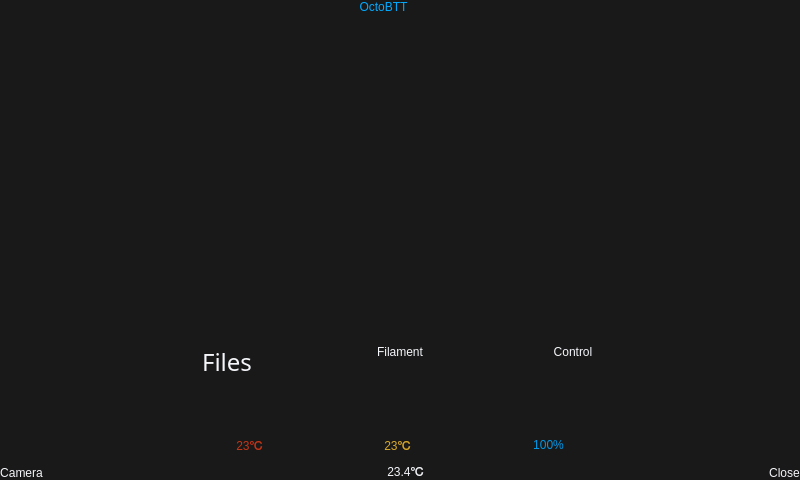
This is mainwindow.ui in bigtreetech/OctoBTT as Qt 5 draws it before an edit. The edited form follows.
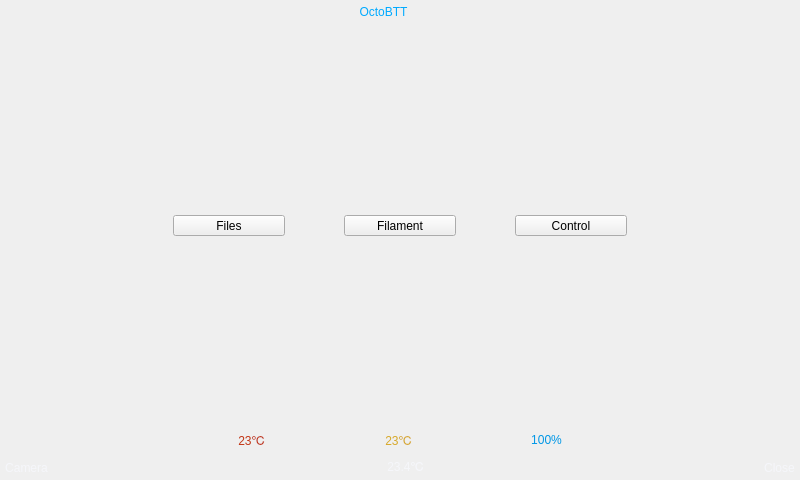
This is the edited form. Icons and pictures are not drawn.

```diff
--- a/mainwindow.ui
+++ b/mainwindow.ui
@@ -26,9 +26,6 @@
    <iconset resource="assets.qrc">
     <normaloff>:/assets/icon/BTT_Duck.svg</normaloff>:/assets/icon/BTT_Duck.svg</iconset>
   </property>
-  <property name="styleSheet">
-   <string notr="true">background-color:rgb(25, 25, 25);</string>
-  </property>
   <widget class="QWidget" name="centralwidget">
    <property name="sizePolicy">
     <sizepolicy hsizetype="Fixed" vsizetype="Fixed">
@@ -38,16 +35,16 @@
    </property>
    <layout class="QVBoxLayout" name="verticalLayout">
     <property name="leftMargin">
-     <number>0</number>
+     <number>5</number>
     </property>
     <property name="topMargin">
-     <number>0</number>
+     <number>5</number>
     </property>
     <property name="rightMargin">
-     <number>0</number>
+     <number>5</number>
     </property>
     <property name="bottomMargin">
-     <number>0</number>
+     <number>5</number>
     </property>
     <item>
      <layout class="QVBoxLayout" name="verticalLayout_2" stretch="3,18,2,1">
@@ -189,7 +186,7 @@
          </spacer>
         </item>
         <item>
-         <layout class="QVBoxLayout" name="verticalLayout_3">
+         <layout class="QVBoxLayout" name="verticalLayout_3" stretch="1,0,1">
           <property name="spacing">
            <number>0</number>
           </property>
@@ -199,44 +196,20 @@
              <enum>Qt::Vertical</enum>
             </property>
             <property name="sizeType">
-             <enum>QSizePolicy::Fixed</enum>
+             <enum>QSizePolicy::Preferred</enum>
             </property>
             <property name="sizeHint" stdset="0">
              <size>
               <width>10</width>
-              <height>40</height>
+              <height>60</height>
              </size>
             </property>
            </spacer>
           </item>
           <item>
-           <widget class="QWidget" name="gridWidget" native="true">
+           <widget class="QToolButton" name="Btn_FS">
             <property name="sizePolicy">
-             <sizepolicy hsizetype="Expanding" vsizetype="Expanding">
-              <horstretch>0</horstretch>
-              <verstretch>0</verstretch>
-             </sizepolicy>
-            </property>
-            <layout class="QVBoxLayout" name="verticalLayout_6" stretch="6,1">
-             <property name="spacing">
-              <number>0</number>
-             </property>
-             <property name="leftMargin">
-              <number>0</number>
-             </property>
-             <property name="topMargin">
-              <number>0</number>
-             </property>
-             <property name="rightMargin">
-              <number>0</number>
-             </property>
-             <property name="bottomMargin">
-              <number>0</number>
-             </property>
-             <item>
-              <widget class="QPushButton" name="Btn_FS">
-               <property name="sizePolicy">
-                <sizepolicy hsizetype="Expanding" vsizetype="Expanding">
+             <sizepolicy hsizetype="Expanding" vsizetype="MinimumExpanding">
                  <horstretch>0</horstretch>
                  <verstretch>0</verstretch>
                 </sizepolicy>
@@ -253,65 +226,24 @@
                <property name="contextMenuPolicy">
                 <enum>Qt::NoContextMenu</enum>
                </property>
-               <property name="styleSheet">
-                <string notr="true">border:none;</string>
-               </property>
-               <property name="text">
-                <string/>
-               </property>
-               <property name="icon">
-                <iconset resource="assets.qrc">
-                 <normaloff>:/assets/wenjian.svg</normaloff>:/assets/wenjian.svg</iconset>
-               </property>
-               <property name="iconSize">
-                <size>
-                 <width>96</width>
-                 <height>96</height>
-                </size>
-               </property>
-              </widget>
-             </item>
-             <item alignment="Qt::AlignTop">
-              <widget class="QPushButton" name="Btn_FS_B">
-               <property name="sizePolicy">
-                <sizepolicy hsizetype="Expanding" vsizetype="Expanding">
-                 <horstretch>0</horstretch>
-                 <verstretch>0</verstretch>
-                </sizepolicy>
-               </property>
-               <property name="font">
-                <font>
-                 <family>Gill Sans Ultra Bold Condensed</family>
-                 <pointsize>18</pointsize>
-                 <weight>50</weight>
-                 <italic>false</italic>
-                 <bold>false</bold>
-                 <kerning>false</kerning>
-                </font>
-               </property>
-               <property name="cursor">
-                <cursorShape>PointingHandCursor</cursorShape>
-               </property>
-               <property name="contextMenuPolicy">
-                <enum>Qt::NoContextMenu</enum>
-               </property>
+            <property name="whatsThis">
+             <string>BTStyleSheet9</string>
+            </property>
                <property name="styleSheet">
-                <string notr="true">border:none;
-font: 18pt &quot;Gill Sans Ultra Bold Condensed&quot;;
-color: rgb(245, 246, 250);</string>
+             <string notr="true"/>
                </property>
                <property name="text">
                 <string>Files</string>
                </property>
                <property name="iconSize">
                 <size>
-                 <width>16</width>
-                 <height>16</height>
-                </size>
-               </property>
-              </widget>
-             </item>
-            </layout>
+              <width>96</width>
+              <height>96</height>
+             </size>
+            </property>
+            <property name="toolButtonStyle">
+             <enum>Qt::ToolButtonTextUnderIcon</enum>
+            </property>
            </widget>
           </item>
           <item>
@@ -320,12 +252,12 @@
              <enum>Qt::Vertical</enum>
             </property>
             <property name="sizeType">
-             <enum>QSizePolicy::Fixed</enum>
+             <enum>QSizePolicy::Preferred</enum>
             </property>
             <property name="sizeHint" stdset="0">
              <size>
               <width>10</width>
-              <height>40</height>
+              <height>60</height>
              </size>
             </property>
            </spacer>
@@ -349,7 +281,7 @@
          </spacer>
         </item>
         <item>
-         <layout class="QVBoxLayout" name="verticalLayout_4">
+         <layout class="QVBoxLayout" name="verticalLayout_4" stretch="1,0,1">
           <property name="spacing">
            <number>0</number>
           </property>
@@ -359,42 +291,18 @@
              <enum>Qt::Vertical</enum>
             </property>
             <property name="sizeType">
-             <enum>QSizePolicy::Fixed</enum>
+             <enum>QSizePolicy::Preferred</enum>
             </property>
             <property name="sizeHint" stdset="0">
              <size>
               <width>10</width>
-              <height>40</height>
+              <height>60</height>
              </size>
             </property>
            </spacer>
           </item>
           <item>
-           <widget class="QWidget" name="verticalWidget" native="true">
-            <property name="sizePolicy">
-             <sizepolicy hsizetype="Expanding" vsizetype="Expanding">
-              <horstretch>0</horstretch>
-              <verstretch>0</verstretch>
-             </sizepolicy>
-            </property>
-            <layout class="QVBoxLayout" name="verticalLayout_8" stretch="6,1">
-             <property name="spacing">
-              <number>0</number>
-             </property>
-             <property name="leftMargin">
-              <number>0</number>
-             </property>
-             <property name="topMargin">
-              <number>0</number>
-             </property>
-             <property name="rightMargin">
-              <number>0</number>
-             </property>
-             <property name="bottomMargin">
-              <number>0</number>
-             </property>
-             <item>
-              <widget class="QPushButton" name="Btn_Filament">
+           <widget class="QToolButton" name="Btn_Filament">
                <property name="sizePolicy">
                 <sizepolicy hsizetype="Expanding" vsizetype="Expanding">
                  <horstretch>0</horstretch>
@@ -413,49 +321,28 @@
                <property name="contextMenuPolicy">
                 <enum>Qt::NoContextMenu</enum>
                </property>
-               <property name="styleSheet">
-                <string notr="true">border:none;</string>
-               </property>
-               <property name="text">
-                <string/>
-               </property>
-               <property name="icon">
-                <iconset resource="assets.qrc">
-                 <normaloff>:/assets/haocaiguanli.svg</normaloff>:/assets/haocaiguanli.svg</iconset>
-               </property>
-               <property name="iconSize">
-                <size>
-                 <width>96</width>
-                 <height>96</height>
-                </size>
-               </property>
-              </widget>
-             </item>
-             <item alignment="Qt::AlignTop">
-              <widget class="QPushButton" name="Btn_Filament_B">
-               <property name="sizePolicy">
-                <sizepolicy hsizetype="Expanding" vsizetype="Expanding">
-                 <horstretch>0</horstretch>
-                 <verstretch>0</verstretch>
-                </sizepolicy>
-               </property>
-               <property name="cursor">
-                <cursorShape>PointingHandCursor</cursorShape>
-               </property>
-               <property name="contextMenuPolicy">
-                <enum>Qt::NoContextMenu</enum>
-               </property>
+            <property name="whatsThis">
+             <string>BTStyleSheet9</string>
+            </property>
                <property name="styleSheet">
-                <string notr="true">border:none;
-font: 18pt &quot;Gill Sans Ultra Bold Condensed&quot;;
-color: rgb(245, 246, 250);</string>
+             <string notr="true"/>
                </property>
                <property name="text">
                 <string>Filament</string>
                </property>
-              </widget>
-             </item>
-            </layout>
+            <property name="icon">
+             <iconset resource="assets.qrc">
+              <normaloff>:/assets/haocaiguanli.svg</normaloff>:/assets/haocaiguanli.svg</iconset>
+            </property>
+            <property name="iconSize">
+             <size>
+              <width>96</width>
+              <height>96</height>
+             </size>
+            </property>
+            <property name="toolButtonStyle">
+             <enum>Qt::ToolButtonTextUnderIcon</enum>
+            </property>
            </widget>
           </item>
           <item>
@@ -464,12 +351,12 @@
              <enum>Qt::Vertical</enum>
             </property>
             <property name="sizeType">
-             <enum>QSizePolicy::Fixed</enum>
+             <enum>QSizePolicy::Preferred</enum>
             </property>
             <property name="sizeHint" stdset="0">
              <size>
               <width>10</width>
-              <height>40</height>
+              <height>20</height>
              </size>
             </property>
            </spacer>
@@ -493,7 +380,7 @@
          </spacer>
         </item>
         <item>
-         <layout class="QVBoxLayout" name="verticalLayout_5">
+         <layout class="QVBoxLayout" name="verticalLayout_5" stretch="1,0,1">
           <property name="spacing">
            <number>0</number>
           </property>
@@ -503,42 +390,18 @@
              <enum>Qt::Vertical</enum>
             </property>
             <property name="sizeType">
-             <enum>QSizePolicy::Fixed</enum>
+             <enum>QSizePolicy::Preferred</enum>
             </property>
             <property name="sizeHint" stdset="0">
              <size>
               <width>10</width>
-              <height>40</height>
+              <height>60</height>
              </size>
             </property>
            </spacer>
           </item>
           <item>
-           <widget class="QWidget" name="verticalWidget_2" native="true">
-            <property name="sizePolicy">
-             <sizepolicy hsizetype="Expanding" vsizetype="Expanding">
-              <horstretch>0</horstretch>
-              <verstretch>0</verstretch>
-             </sizepolicy>
-            </property>
-            <layout class="QVBoxLayout" name="verticalLayout_9" stretch="6,1">
-             <property name="spacing">
-              <number>0</number>
-             </property>
-             <property name="leftMargin">
-              <number>0</number>
-             </property>
-             <property name="topMargin">
-              <number>0</number>
-             </property>
-             <property name="rightMargin">
-              <number>0</number>
-             </property>
-             <property name="bottomMargin">
-              <number>0</number>
-             </property>
-             <item>
-              <widget class="QPushButton" name="Btn_Ctrl">
+           <widget class="QToolButton" name="Btn_Ctrl">
                <property name="sizePolicy">
                 <sizepolicy hsizetype="Expanding" vsizetype="Expanding">
                  <horstretch>0</horstretch>
@@ -551,49 +414,31 @@
                <property name="contextMenuPolicy">
                 <enum>Qt::NoContextMenu</enum>
                </property>
-               <property name="styleSheet">
-                <string notr="true">border:none;</string>
-               </property>
-               <property name="text">
+            <property name="toolTip">
                 <string/>
                </property>
-               <property name="icon">
-                <iconset resource="assets.qrc">
-                 <normaloff>:/assets/Ddayin.svg</normaloff>:/assets/Ddayin.svg</iconset>
-               </property>
-               <property name="iconSize">
-                <size>
-                 <width>96</width>
-                 <height>96</height>
-                </size>
-               </property>
-              </widget>
-             </item>
-             <item alignment="Qt::AlignTop">
-              <widget class="QPushButton" name="Btn_Ctrl_B">
-               <property name="sizePolicy">
-                <sizepolicy hsizetype="Expanding" vsizetype="Expanding">
-                 <horstretch>0</horstretch>
-                 <verstretch>0</verstretch>
-                </sizepolicy>
-               </property>
-               <property name="cursor">
-                <cursorShape>PointingHandCursor</cursorShape>
-               </property>
-               <property name="contextMenuPolicy">
-                <enum>Qt::NoContextMenu</enum>
+            <property name="whatsThis">
+             <string>BTStyleSheet9</string>
                </property>
                <property name="styleSheet">
-                <string notr="true">border:none;
-font: 18pt &quot;Gill Sans Ultra Bold Condensed&quot;;
-color: rgb(245, 246, 250);</string>
+             <string notr="true"/>
                </property>
                <property name="text">
                 <string>Control</string>
                </property>
-              </widget>
-             </item>
-            </layout>
+            <property name="icon">
+             <iconset resource="assets.qrc">
+              <normaloff>:/assets/Ddayin.svg</normaloff>:/assets/Ddayin.svg</iconset>
+            </property>
+            <property name="iconSize">
+             <size>
+              <width>96</width>
+              <height>96</height>
+             </size>
+            </property>
+            <property name="toolButtonStyle">
+             <enum>Qt::ToolButtonTextUnderIcon</enum>
+            </property>
            </widget>
           </item>
           <item>
@@ -602,12 +447,12 @@
              <enum>Qt::Vertical</enum>
             </property>
             <property name="sizeType">
-             <enum>QSizePolicy::Fixed</enum>
+             <enum>QSizePolicy::Preferred</enum>
             </property>
             <property name="sizeHint" stdset="0">
              <size>
               <width>10</width>
-              <height>40</height>
+              <height>20</height>
              </size>
             </property>
            </spacer>
@@ -633,7 +478,7 @@
        </layout>
       </item>
       <item>
-       <layout class="QHBoxLayout" name="horizontalLayout_4">
+       <layout class="QHBoxLayout" name="horizontalLayout_4" stretch="0,0,0,0,0,0,0,0,0">
         <property name="spacing">
          <number>2</number>
         </property>
```
Left out of the diff: 74 changed lines with no effect on the pictures. Lines whose indentation alone changed are shown as unchanged.
